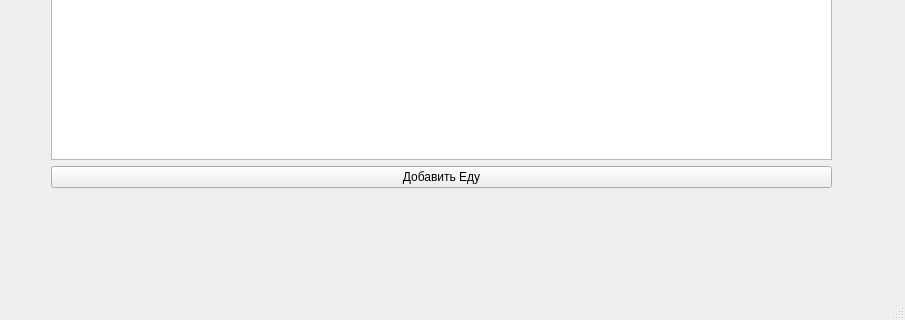
Old version of the form mainwindow.ui in the repository Parenbz/Icebox; both pictures show x 0 to 905 and y 374 to 694 of the 905 by 694 pixel window.
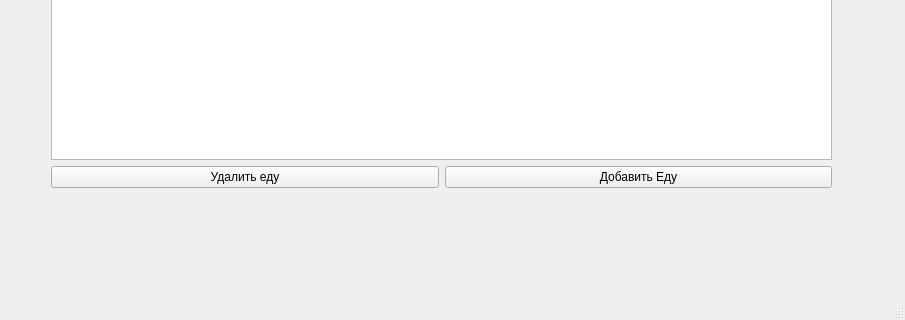
New version of the form.

Commit message: Added food delete

Diff of the .ui file:
```diff
--- a/mainwindow.ui
+++ b/mainwindow.ui
@@ -45,7 +45,7 @@
      <number>0</number>
     </property>
     <widget class="QWidget" name="mainPage">
-     <widget class="QWidget" name="">
+     <widget class="QWidget" name="layoutWidget">
       <property name="geometry">
        <rect>
         <x>40</x>
@@ -88,6 +88,15 @@
         </widget>
        </item>
        <item>
+        <layout class="QHBoxLayout" name="horizontalLayout_2">
+         <item>
+          <widget class="QPushButton" name="deleteFoodButton">
+           <property name="text">
+            <string>Удалить еду</string>
+           </property>
+          </widget>
+         </item>
+         <item>
         <widget class="QPushButton" name="goToAddFoodButton">
          <property name="text">
           <string>Добавить Еду</string>
@@ -95,6 +104,8 @@
         </widget>
        </item>
       </layout>
+       </item>
+      </layout>
      </widget>
     </widget>
     <widget class="QWidget" name="addFoodPage">
```
Left out of the diff: 2 changed lines with no effect on the pictures. Lines whose indentation alone changed are shown as unchanged. The commit also changes 3 other files.
